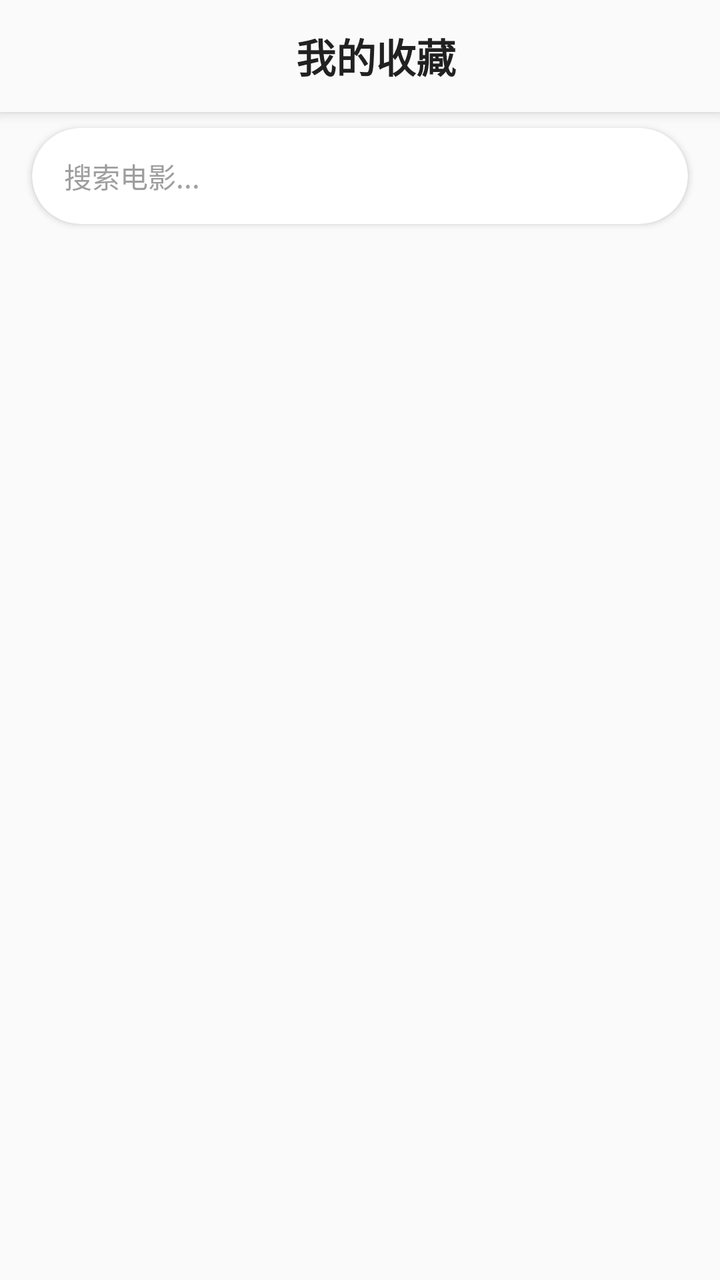
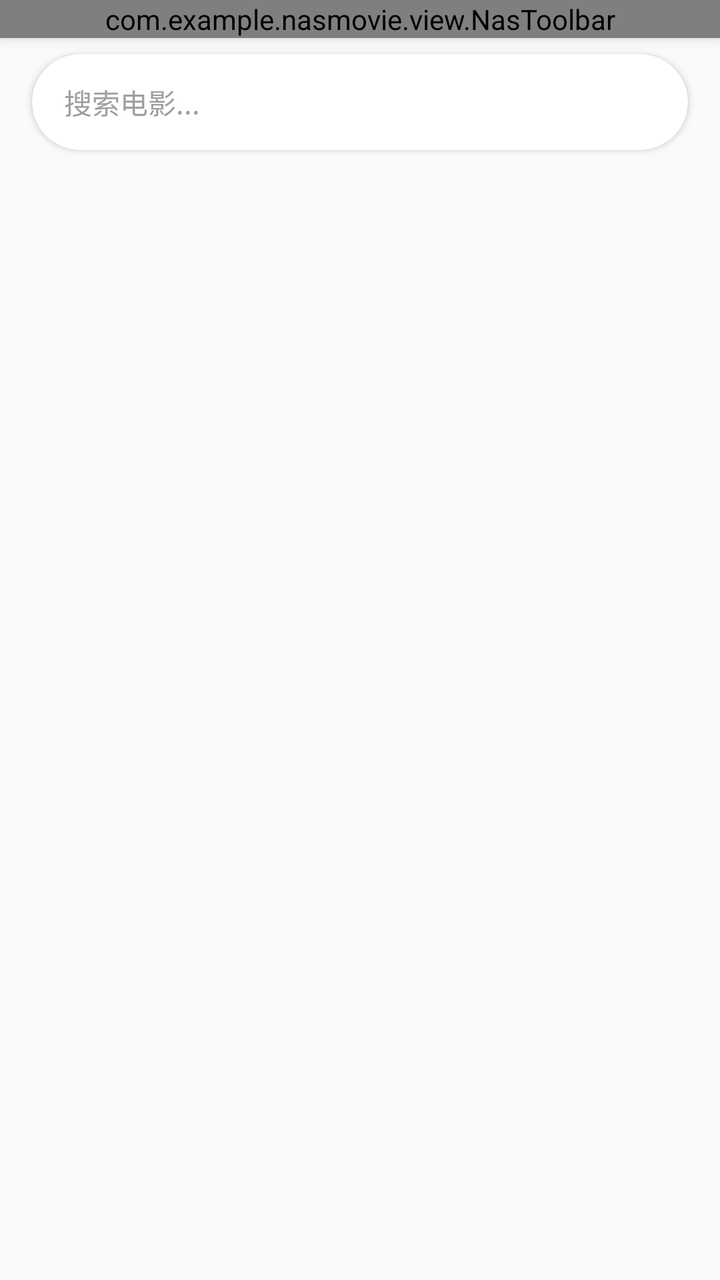

Before-and-after screenshots of an Android layout around one commit, followed by the original layout XML and the change that was made.
<!-- AndroidManifest.xml: application theme Theme.NASMovie -->
<!-- res/layout/fragment_favorites.xml -->
<?xml version="1.0" encoding="utf-8"?>
<LinearLayout
    xmlns:android="http://schemas.android.com/apk/res/android"
    xmlns:app="http://schemas.android.com/apk/res-auto"
    android:layout_width="match_parent"
    android:layout_height="match_parent"
    android:orientation="vertical"
    android:background="@color/colorBackground">

    
    <androidx.appcompat.widget.Toolbar
        android:id="@+id/toolbar"
        android:layout_width="match_parent"
        android:layout_height="?attr/actionBarSize"
        android:background="@color/colorBackground"
        android:elevation="4dp">

        <TextView
            android:layout_width="match_parent"
            android:layout_height="match_parent"
            android:text="我的收藏"
            android:textSize="20sp"
            android:textStyle="bold"
            android:textColor="@color/textPrimary"
            android:gravity="center" />

    </androidx.appcompat.widget.Toolbar>

    
    <androidx.cardview.widget.CardView
        android:id="@+id/card_search"
        android:layout_width="match_parent"
        android:layout_height="48dp"
        android:layout_marginHorizontal="16dp"
        android:layout_marginVertical="8dp"
        app:cardCornerRadius="24dp"
        app:cardElevation="2dp"
        app:cardBackgroundColor="@color/colorSurface">

        <EditText
            android:id="@+id/et_search"
            android:layout_width="match_parent"
            android:layout_height="match_parent"
            android:background="@null"
            android:paddingHorizontal="16dp"
            android:hint="@string/search_hint"
            android:textSize="14sp"
            android:textColor="@color/textPrimary"
            android:textColorHint="@color/textHint"
            android:inputType="text"
            android:maxLines="1" />

    </androidx.cardview.widget.CardView>

    
    <FrameLayout
        android:layout_width="match_parent"
        android:layout_height="0dp"
        android:layout_weight="1">

        
        <androidx.recyclerview.widget.RecyclerView
            android:id="@+id/recycler_view_favorites"
            android:layout_width="match_parent"
            android:layout_height="match_parent"
            android:clipToPadding="false"
            android:padding="16dp" />

        
        <LinearLayout
            android:id="@+id/empty_view"
            android:layout_width="match_parent"
            android:layout_height="match_parent"
            android:orientation="vertical"
            android:gravity="center"
            android:padding="32dp"
            android:visibility="gone">

            <ImageView
                android:layout_width="80dp"
                android:layout_height="80dp"
                android:src="@drawable/ic_favorite_border"
                android:contentDescription="empty"
                app:tint="@color/textHint" />

            <TextView
                android:layout_width="wrap_content"
                android:layout_height="wrap_content"
                android:layout_marginTop="16dp"
                android:text="暂无收藏"
                android:textSize="18sp"
                android:textColor="@color/textPrimary" />

            <TextView
                android:layout_width="wrap_content"
                android:layout_height="wrap_content"
                android:layout_marginTop="8dp"
                android:text="快去添加你喜欢的电影吧"
                android:textSize="14sp"
                android:textColor="@color/textSecondary" />

        </LinearLayout>

    </FrameLayout>

    
    <LinearLayout
        android:id="@+id/bottom_actions"
        android:layout_width="match_parent"
        android:layout_height="wrap_content"
        android:orientation="horizontal"
        android:padding="16dp"
        android:background="@color/colorSurface"
        android:elevation="8dp"
        android:visibility="gone">

        <TextView
            android:id="@+id/tv_selected_count"
            android:layout_width="0dp"
            android:layout_height="wrap_content"
            android:layout_weight="1"
            android:text="已选择 0 项"
            android:textSize="14sp"
            android:textColor="@color/textPrimary"
            android:layout_gravity="center_vertical" />

        <com.google.android.material.button.MaterialButton
            android:id="@+id/btn_delete"
            android:layout_width="wrap_content"
            android:layout_height="wrap_content"
            android:text="删除"
            android:backgroundTint="@color/colorPrimary"
            app:cornerRadius="8dp" />

    </LinearLayout>

</LinearLayout>
<!-- resources referenced by this layout -->
<resources>
  <color name="colorBackground">#FAFAFA</color>
  <color name="colorPrimary">#1976D2</color>
  <color name="colorSurface">#FFFFFF</color>
  <color name="textHint">#9E9E9E</color>
  <color name="textPrimary">#212121</color>
  <color name="textSecondary">#757575</color>
  <!-- drawable ic_favorite_border (drawable) -->
  <?xml version="1.0" encoding="utf-8"?>
  <vector xmlns:android="http://schemas.android.com/apk/res/android"
      android:width="24dp"
      android:height="24dp"
      android:viewportWidth="24"
      android:viewportHeight="24"
      android:tint="?attr/colorOnSurface">
      <path
          android:fillColor="@android:color/white"
          android:pathData="M16.5,3c-1.74,0 -3.41,0.81 -4.5,2.09C10.91,3.81 9.24,3 7.5,3 4.42,3 2,5.42 2,8.5c0,3.78 3.4,6.86 8.55,11.54L12,21.35l1.45,-1.32C18.6,15.36 22,12.28 22,8.5 22,5.42 19.58,3 16.5,3zM12.1,18.55l-0.1,0.1 -0.1,-0.1C7.14,14.24 4,11.39 4,8.5 4,6.5 5.5,5 7.5,5c1.54,0 3.04,0.99 3.57,2.36h1.87C13.46,5.99 14.96,5 16.5,5c2,0 3.5,1.5 3.5,3.5 0,2.89 -3.14,5.74 -7.9,10.05z"/>
  </vector>
  <string name="search_hint">搜索电影...</string>
  <style name="Theme.NASMovie" parent="Theme.MaterialComponents.NoActionBar">
          
          <item name="colorPrimary">@color/colorPrimary</item>
          <item name="colorPrimaryDark">@color/colorPrimaryDark</item>
          <item name="colorAccent">@color/colorAccent</item>
  
          
          <item name="colorControlNormal">@android:color/white</item>
          <item name="colorOnSurface">@android:color/white</item>
  
          
          <item name="android:windowBackground">@color/colorBackground</item>
          <item name="backgroundColor">@color/colorBackground</item>
  
          
          <item name="android:statusBarColor">@color/colorPrimaryDark</item>
  
          
          <item name="android:navigationBarColor">@color/colorPrimaryDark</item>
  
          
          <item name="windowActionBar">false</item>
          <item name="windowNoTitle">true</item>
      </style>
  <color name="colorPrimaryDark">#1565C0</color>
  <color name="colorAccent">#1565C0</color>
</resources>

<!-- the commit's change to res/layout/fragment_favorites.xml (unified diff, before → after) -->
@@ -8,23 +8,11 @@
     android:background="@color/colorBackground">
 
     
-    <androidx.appcompat.widget.Toolbar
+    <com.example.nasmovie.view.NasToolbar
         android:id="@+id/toolbar"
         android:layout_width="match_parent"
-        android:layout_height="?attr/actionBarSize"
-        android:background="@color/colorBackground"
-        android:elevation="4dp">
-
-        <TextView
-            android:layout_width="match_parent"
-            android:layout_height="match_parent"
-            android:text="我的收藏"
-            android:textSize="20sp"
-            android:textStyle="bold"
-            android:textColor="@color/textPrimary"
-            android:gravity="center" />
-
-    </androidx.appcompat.widget.Toolbar>
+        android:layout_height="wrap_content"
+        android:elevation="4dp" />
 
     
     <androidx.cardview.widget.CardView
